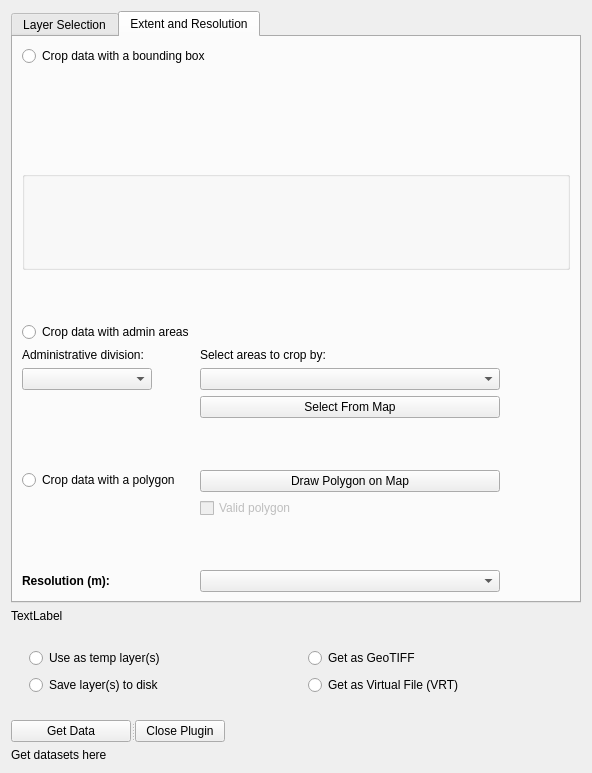
Above: geocubes_plugin_dialog_base.ui from geoportti/GeoCubes-Finland-QGIS-Plugin before the change. Below: the same form after it.
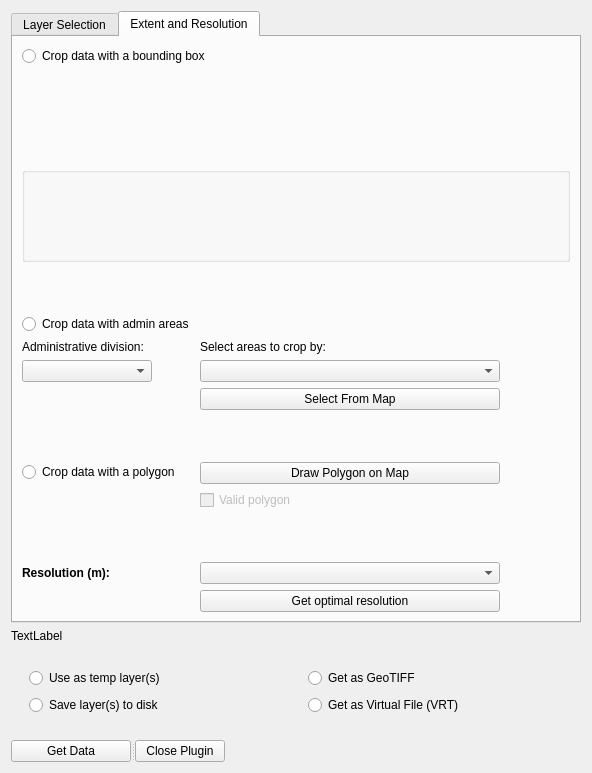
That is the form after the change. The open tabs and pages were chosen to show the change. Custom widgets are drawn as their Qt base class.

Commit message: A button to suggest resolution automatically added. Works in most cases. Also removed the mostly obsolete bottom text

Patch:
```diff
--- a/geocubes_plugin_dialog_base.ui
+++ b/geocubes_plugin_dialog_base.ui
@@ -412,6 +412,19 @@
                </property>
               </widget>
              </item>
+             <item row="12" column="1">
+              <widget class="QPushButton" name="optimalResolutionButton">
+               <property name="maximumSize">
+                <size>
+                 <width>300</width>
+                 <height>16777215</height>
+                </size>
+               </property>
+               <property name="text">
+                <string>Get optimal resolution</string>
+               </property>
+              </widget>
+             </item>
             </layout>
            </item>
           </layout>
@@ -597,18 +610,6 @@
        </widget>
       </widget>
      </item>
-     <item>
-      <widget class="QLabel" name="dataInfoText">
-       <property name="font">
-        <font>
-         <family>Arial</family>
-        </font>
-       </property>
-       <property name="text">
-        <string>Get datasets here</string>
-       </property>
-      </widget>
-     </item>
     </layout>
    </item>
   </layout>
```
The commit also changes 3 other files.
